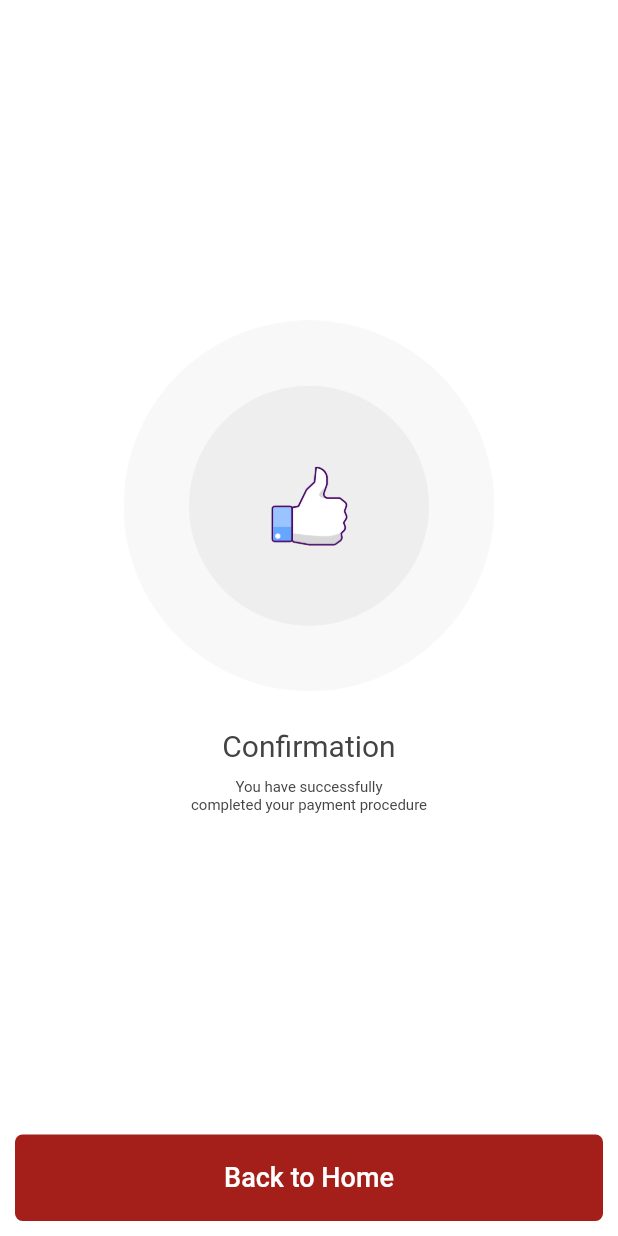
After one commit to priyeshstackapp/homesaaz, a Flutter app: the ConfirmationScreen screen opened directly, on a phone screen of 412 x 824 dp. The commit adds this screen. Run offline on Flutter 3.47's test engine with Material 2 defaults, Android fonts, the phone set to English and light mode, and no system bars; our stand-ins replace carousel_slider, dotted_border, shared_preferences; accounts and stored records are empty; Roboto replaces fonts that are missing (NeueFrutigerWorld).

Commit message:
Add : Confirmation Screen

```diff
--- a/lib/app.dart
+++ b/lib/app.dart
@@ -52,4 +52,5 @@ class App {
   static const product_name_third = HomeImage + 'product_name_third.png';
   static const trending_product_first = HomeImage + 'trending_product_first.png';
   static const trending_product_second = HomeImage + 'trending_product_second.png';
+  static const confirmation = HomeImage + 'confirmation.png';
 }
--- a/lib/common/common_route.dart
+++ b/lib/common/common_route.dart
@@ -1,5 +1,6 @@
 import 'package:flutter/material.dart';
 import 'package:homesaaz/screen/address/address_screen.dart';
+import 'package:homesaaz/screen/confirmation/confirmation_screen.dart';
 import 'package:homesaaz/screen/create_address/create_address_screen.dart';
 import 'package:homesaaz/screen/detail/product_detail.dart';
 import 'package:homesaaz/screen/forgot/forgot_password_screen.dart';
@@ -82,3 +83,7 @@ gotoCreateAddressScreen(context) {
   Navigator.push(
       context, MaterialPageRoute(builder: (context) => CreateAddressScreen()));
 }
+gotoConfirmationScreen(context) {
+  Navigator.push(
+      context, MaterialPageRoute(builder: (context) => ConfirmationScreen()));
+}
--- /dev/null
+++ b/lib/screen/confirmation/confirmation_screen.dart
@@ -0,0 +1,94 @@
+import 'package:flutter/cupertino.dart';
+import 'package:flutter/material.dart';
+import 'package:flutter/widgets.dart';
+import 'package:homesaaz/common/colorres.dart';
+import 'package:homesaaz/common/common_route.dart';
+import '../../app.dart';
+import 'confirmation_screen_view_model.dart';
+
+class ConfirmationScreen extends StatefulWidget {
+  @override
+  ConfirmationScreenState createState() => ConfirmationScreenState();
+}
+
+class ConfirmationScreenState extends State<ConfirmationScreen> {
+  ConfirmationScreenViewModel model;
+
+  @override
+  Widget build(BuildContext context) {
+    Size media = MediaQuery.of(context).size;
+    double width = media.width;
+    double height = media.height;
+    print("Current page --> $runtimeType");
+    model ?? (model = ConfirmationScreenViewModel(this));
+    return WillPopScope(
+      onWillPop: () async {
+        Navigator.pop(context);
+        return false;
+      },
+      child: Scaffold(
+        bottomNavigationBar: InkWell(
+          onTap: () async {
+            gotoHomeScreen(context);
+
+          },
+          child: Container(
+            margin: EdgeInsets.only(left: 10, right: 10, bottom: 10),
+            alignment: Alignment.center,
+            height: height * 0.07,
+            width: width * 0.92,
+            decoration: BoxDecoration(
+              color: ColorRes.red,
+              borderRadius: BorderRadius.circular(5.0),
+            ),
+            child: Text(
+              'Back to Home',
+              style: new TextStyle(
+                  fontSize: 18,
+                  color: Colors.white,
+                  fontFamily: 'NeueFrutigerWorld',
+                  fontWeight: FontWeight.w500),
+            ),
+          ),
+        ),
+        backgroundColor: ColorRes.primaryColor,
+        body: Column(
+          crossAxisAlignment: CrossAxisAlignment.center,
+          mainAxisAlignment: MainAxisAlignment.center,
+          children: [
+            Padding(
+              padding: EdgeInsets.only(left: height * 0.1, right: height * 0.1),
+              child: Image.asset(App.confirmation),
+            ),
+            SizedBox(height: 25),
+            Column(
+              mainAxisAlignment: MainAxisAlignment.center,
+              crossAxisAlignment: CrossAxisAlignment.center,
+              children: [
+                Text(
+                  'Confirmation',
+                  style: new TextStyle(
+                      fontSize: 20,
+                      color: ColorRes.charcoal,
+                      fontFamily: 'NeueFrutigerWorld',
+                      fontWeight: FontWeight.w400),
+                ),
+                SizedBox(height: 10),
+                Text(
+                  'You have successfully\ncompleted your payment procedure',
+                  textAlign: TextAlign.center,
+                  style: new TextStyle(
+                      fontSize: 10,
+                      color: ColorRes.charcoal,
+                      fontFamily: 'NeueFrutigerWorld',
+                      fontWeight: FontWeight.w400),
+                ),
+              ],
+            ),
+            //Spacer(),
+          ],
+        ),
+      ),
+    );
+  }
+}
--- /dev/null
+++ b/lib/screen/confirmation/confirmation_screen_view_model.dart
@@ -0,0 +1,12 @@
+
+
+import 'package:homesaaz/screen/confirmation/confirmation_screen.dart';
+
+class ConfirmationScreenViewModel {
+  ConfirmationScreenState state;
+
+  ConfirmationScreenViewModel(ConfirmationScreenState state) {
+    this.state = state;
+  }
+
+}
--- a/lib/screen/detail/product_detail.dart
+++ b/lib/screen/detail/product_detail.dart
@@ -54,6 +54,7 @@ class ProductDetailScreenState extends State<ProductDetailScreen> {
               child: Container(
                 padding: const EdgeInsets.symmetric(horizontal: 15),
                 height: MediaQuery.of(context).size.height,
+                child: SingleChildScrollView(
                   child: Column(
                     crossAxisAlignment: CrossAxisAlignment.start,
                     children: [
@@ -295,6 +296,7 @@ class ProductDetailScreenState extends State<ProductDetailScreen> {
                   ),
                 ),
               ),
+            ),
             Container(
               height: 50,
               child: Row(
```
Also changed, not shown: assets/image/home_ui/confirmation.png (added). Lines whose indentation alone changed are shown as unchanged.
